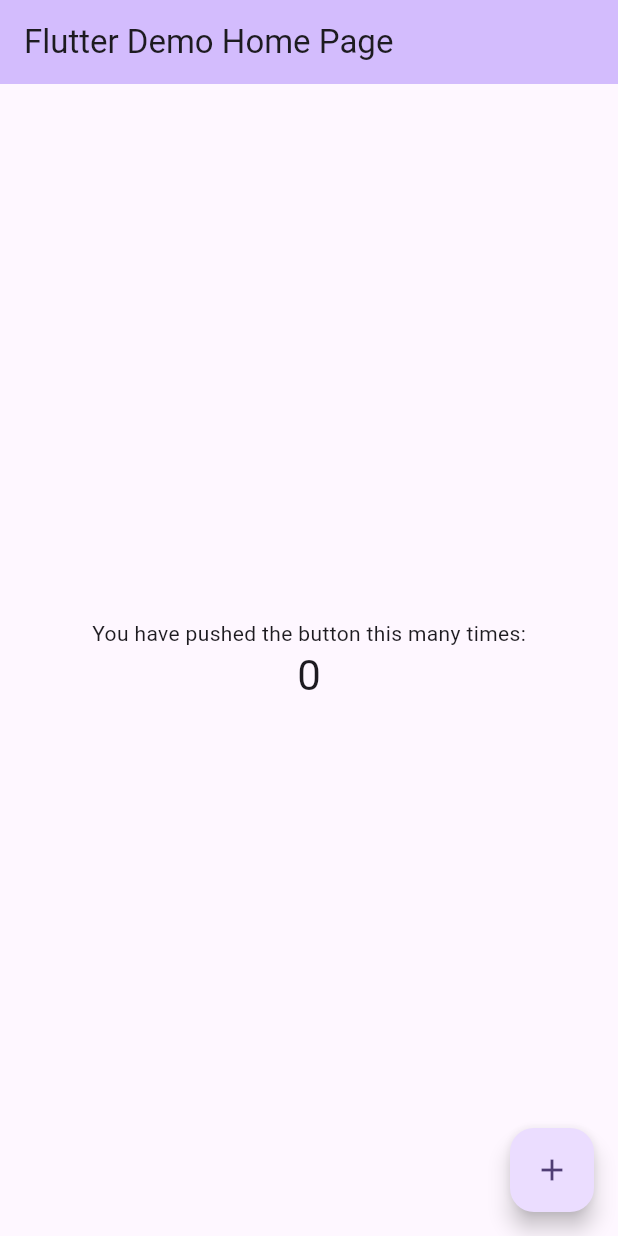
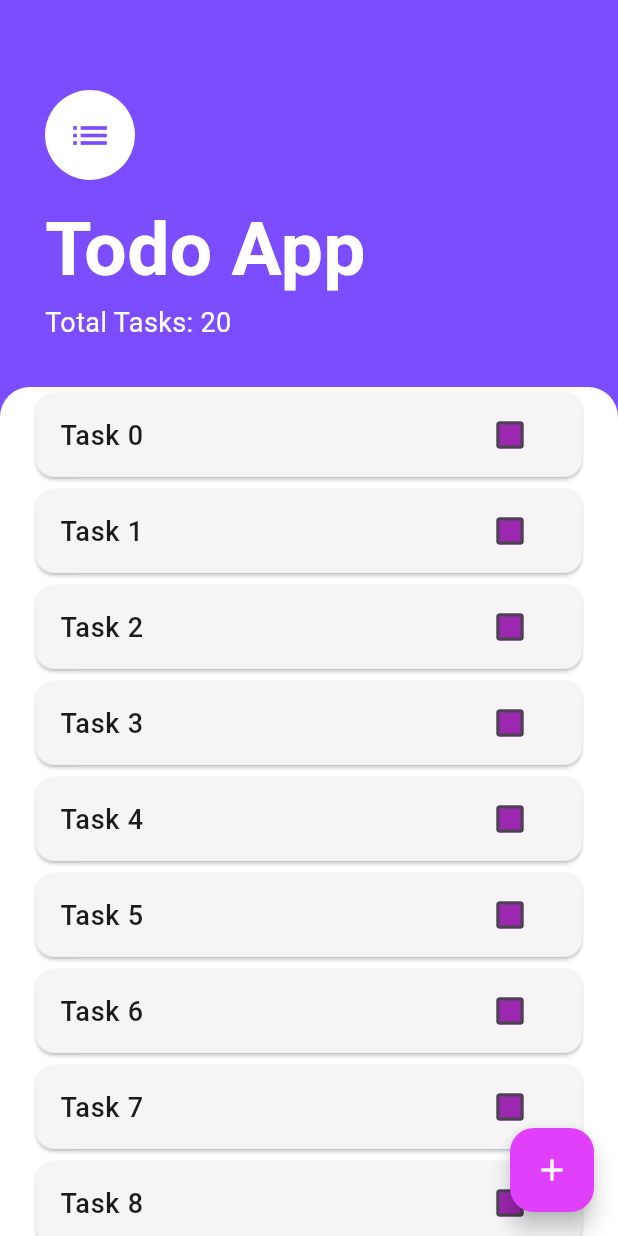
Before and after one commit to ShishirRijal/TodoApp-CFE2080, a Flutter app: the screen it shows after launch, on a phone screen of 412 x 824 dp. Run offline on Flutter 3.47's test engine with Material 3 defaults, Android fonts, the phone set to English and light mode, and no system bars.

Commit message:
added taskscreen ui

```diff
--- a/lib/main.dart
+++ b/lib/main.dart
@@ -1,4 +1,5 @@
 import 'package:flutter/material.dart';
+import 'package:todo_app/screen/homescreen.dart';
 
 void main() {
   runApp(const MyApp());
@@ -7,119 +8,10 @@ void main() {
 class MyApp extends StatelessWidget {
   const MyApp({super.key});
 
-  // This widget is the root of your application.
   @override
   Widget build(BuildContext context) {
-    return MaterialApp(
-      title: 'Flutter Demo',
-      theme: ThemeData(
-        // This is the theme of your application.
-        //
-        // TRY THIS: Try running your application with "flutter run". You'll see
-        // the application has a purple toolbar. Then, without quitting the app,
-        // try changing the seedColor in the colorScheme below to Colors.green
-        // and then invoke "hot reload" (save your changes or press the "hot
-        // reload" button in a Flutter-supported IDE, or press "r" if you used
-        // the command line to start the app).
-        //
-        // Notice that the counter didn't reset back to zero; the application
-        // state is not lost during the reload. To reset the state, use hot
-        // restart instead.
-        //
-        // This works for code too, not just values: Most code changes can be
-        // tested with just a hot reload.
-        colorScheme: ColorScheme.fromSeed(seedColor: Colors.deepPurple),
-        useMaterial3: true,
-      ),
-      home: const MyHomePage(title: 'Flutter Demo Home Page'),
+    return const MaterialApp(
+      home: HomeScreen(),
     );
   }
 }
-
-class MyHomePage extends StatefulWidget {
-  const MyHomePage({super.key, required this.title});
-
-  // This widget is the home page of your application. It is stateful, meaning
-  // that it has a State object (defined below) that contains fields that affect
-  // how it looks.
-
-  // This class is the configuration for the state. It holds the values (in this
-  // case the title) provided by the parent (in this case the App widget) and
-  // used by the build method of the State. Fields in a Widget subclass are
-  // always marked "final".
-
-  final String title;
-
-  @override
-  State<MyHomePage> createState() => _MyHomePageState();
-}
-
-class _MyHomePageState extends State<MyHomePage> {
-  int _counter = 0;
-
-  void _incrementCounter() {
-    setState(() {
-      // This call to setState tells the Flutter framework that something has
-      // changed in this State, which causes it to rerun the build method below
-      // so that the display can reflect the updated values. If we changed
-      // _counter without calling setState(), then the build method would not be
-      // called again, and so nothing would appear to happen.
-      _counter++;
-    });
-  }
-
-  @override
-  Widget build(BuildContext context) {
-    // This method is rerun every time setState is called, for instance as done
-    // by the _incrementCounter method above.
-    //
-    // The Flutter framework has been optimized to make rerunning build methods
-    // fast, so that you can just rebuild anything that needs updating rather
-    // than having to individually change instances of widgets.
-    return Scaffold(
-      appBar: AppBar(
-        // TRY THIS: Try changing the color here to a specific color (to
-        // Colors.amber, perhaps?) and trigger a hot reload to see the AppBar
-        // change color while the other colors stay the same.
-        backgroundColor: Theme.of(context).colorScheme.inversePrimary,
-        // Here we take the value from the MyHomePage object that was created by
-        // the App.build method, and use it to set our appbar title.
-        title: Text(widget.title),
-      ),
-      body: Center(
-        // Center is a layout widget. It takes a single child and positions it
-        // in the middle of the parent.
-        child: Column(
-          // Column is also a layout widget. It takes a list of children and
-          // arranges them vertically. By default, it sizes itself to fit its
-          // children horizontally, and tries to be as tall as its parent.
-          //
-          // Column has various properties to control how it sizes itself and
-          // how it positions its children. Here we use mainAxisAlignment to
-          // center the children vertically; the main axis here is the vertical
-          // axis because Columns are vertical (the cross axis would be
-          // horizontal).
-          //
-          // TRY THIS: Invoke "debug painting" (choose the "Toggle Debug Paint"
-          // action in the IDE, or press "p" in the console), to see the
-          // wireframe for each widget.
-          mainAxisAlignment: MainAxisAlignment.center,
-          children: <Widget>[
-            const Text(
-              'You have pushed the button this many times:',
-            ),
-            Text(
-              '$_counter',
-              style: Theme.of(context).textTheme.headlineMedium,
-            ),
-          ],
-        ),
-      ),
-      floatingActionButton: FloatingActionButton(
-        onPressed: _incrementCounter,
-        tooltip: 'Increment',
-        child: const Icon(Icons.add),
-      ), // This trailing comma makes auto-formatting nicer for build methods.
-    );
-  }
-}
--- /dev/null
+++ b/lib/screen/homescreen.dart
@@ -0,0 +1,87 @@
+import 'package:flutter/material.dart';
+import 'package:todo_app/widgets/task_tile.dart';
+
+class HomeScreen extends StatelessWidget {
+  const HomeScreen({super.key});
+
+  @override
+  Widget build(BuildContext context) {
+    return Scaffold(
+      backgroundColor: Colors.deepPurpleAccent,
+      floatingActionButton: FloatingActionButton(
+          backgroundColor: Colors.purpleAccent,
+          child: const Icon(Icons.add, color: Colors.white),
+          onPressed: () {
+            // showModalBottomSheet(
+            //     context: context,
+            //     isScrollControlled: true,
+            //     builder: (context) => SingleChildScrollView(
+            //         child:Container(
+            //           padding: EdgeInsets.only(bottom: MediaQuery.of(context).viewInsets.bottom),
+            //           child: AddTaskScreen(),
+            //         )
+            //     )
+            // );
+          }),
+      body: Column(
+        crossAxisAlignment: CrossAxisAlignment.start,
+        children: <Widget>[
+          Container(
+            padding: const EdgeInsets.only(
+                top: 60.0, left: 30.0, right: 30.0, bottom: 30.0),
+            child: const Column(
+              crossAxisAlignment: CrossAxisAlignment.start,
+              children: <Widget>[
+                CircleAvatar(
+                  backgroundColor: Colors.white,
+                  radius: 30.0,
+                  child: Icon(
+                    Icons.list,
+                    size: 30.0,
+                    color: Colors.deepPurpleAccent,
+                  ),
+                ),
+                SizedBox(
+                  height: 10.0,
+                ),
+                Text(
+                  'Todo App',
+                  style: TextStyle(
+                    color: Colors.white,
+                    fontSize: 50.0,
+                    fontWeight: FontWeight.w700,
+                  ),
+                ),
+                Text(
+                  'Total Tasks: 20',
+                  style: TextStyle(
+                    color: Colors.white,
+                    fontSize: 18,
+                  ),
+                ),
+              ],
+            ),
+          ),
+          Expanded(
+            child: Container(
+              padding: const EdgeInsets.symmetric(horizontal: 20.0),
+              decoration: const BoxDecoration(
+                color: Colors.white,
+                borderRadius: BorderRadius.only(
+                  topLeft: Radius.circular(20.0),
+                  topRight: Radius.circular(20.0),
+                ),
+              ),
+              child: ListView.builder(
+                itemBuilder: (context, index) {
+                  return TaskTile(taskTitle: "Task $index");
+                },
+                itemCount: 20,
+              ),
+            ),
+          ),
+        ],
+      ),
+    );
+  }
+}
--- /dev/null
+++ b/lib/widgets/task_tile.dart
@@ -0,0 +1,79 @@
+import 'package:flutter/material.dart';
+
+class TaskTile extends StatefulWidget {
+  final bool isChecked;
+  final String taskTitle;
+  final Function(bool?)? checkboxCallback;
+  final Function()? longPressCallback;
+
+  const TaskTile({
+    this.isChecked = false,
+    required this.taskTitle,
+    this.checkboxCallback,
+    this.longPressCallback,
+  });
+
+  @override
+  State<TaskTile> createState() => _TaskTileState();
+}
+
+class _TaskTileState extends State<TaskTile> {
+  bool isChecked = false;
+
+  @override
+  void initState() {
+    isChecked = widget.isChecked;
+    super.initState();
+  }
+
+  @override
+  Widget build(BuildContext context) {
+    return Card(
+      color: Colors.grey[100],
+      child: Dismissible(
+        key: Key(widget.taskTitle),
+        background: Container(
+          padding: const EdgeInsets.only(right: 20.0),
+          alignment: Alignment.centerRight,
+          color: Colors.red,
+          child: const Icon(Icons.delete, color: Colors.white),
+        ),
+        onDismissed: (direction) {
+          // for end to start swipe
+          if (direction == DismissDirection.endToStart) {
+            // Then show a snackbar.
+            ScaffoldMessenger.of(context).showSnackBar(SnackBar(
+              content: Text('${widget.taskTitle} dismissed'),
+              backgroundColor: Colors.red,
+            ));
+          }
+          // Remove the item from the data source.
+          // setState(() {
+          //   items.removeAt(index);
+          // });
+          // Then show a snackbar.
+        },
+        child: ListTile(
+          title: Text(
+            widget.taskTitle,
+            style: TextStyle(
+              fontSize: 18,
+              fontWeight: FontWeight.w500,
+              decoration: isChecked ? TextDecoration.lineThrough : null,
+            ),
+          ),
+          trailing: Checkbox(
+            fillColor: const MaterialStatePropertyAll(Colors.purple),
+            value: isChecked,
+            onChanged: widget.checkboxCallback ??
+                (_) {
+                  setState(() {
+                    isChecked = !isChecked;
+                  });
+                },
+          ),
+        ),
+      ),
+    );
+  }
+}
```
